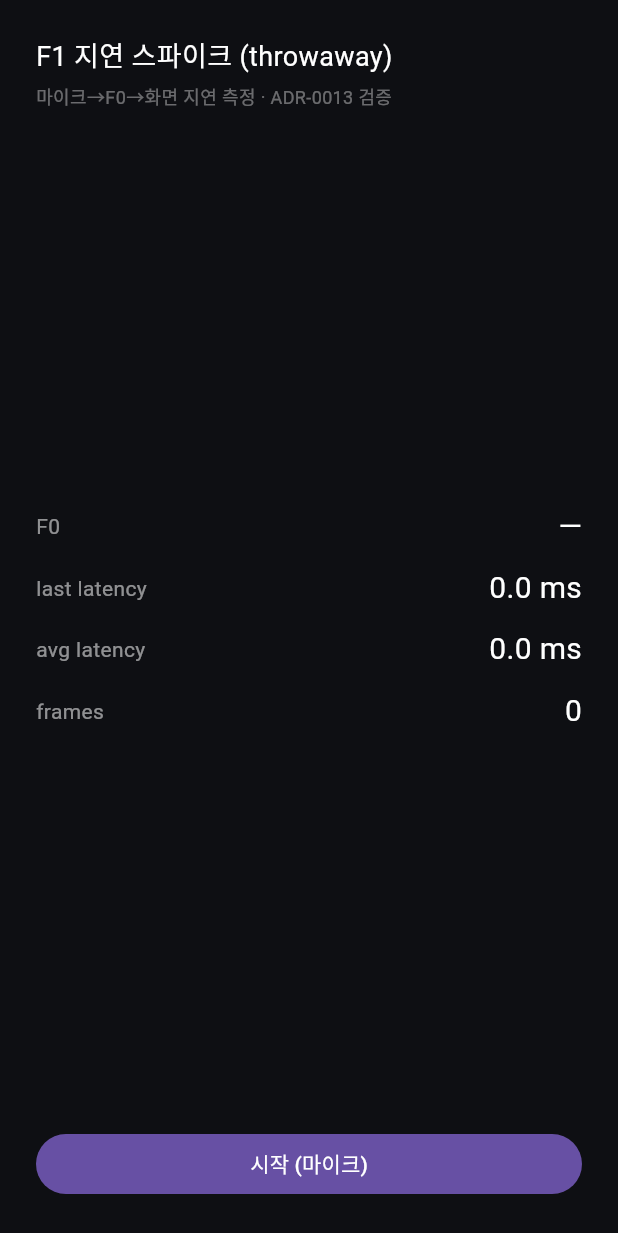
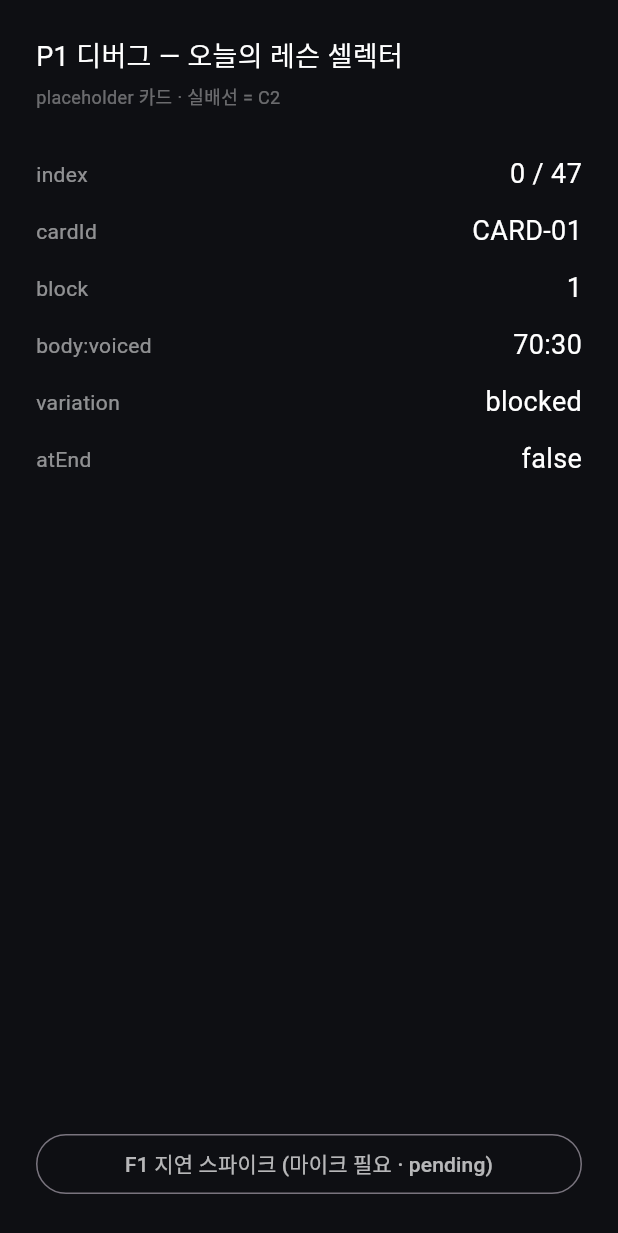
Before and after one commit to minseo2222/Vocal_Athlete, a Flutter app: the screen it shows after launch, on a phone screen of 412 x 824 dp. Shown: the top 1233 px of the screen. Run offline on Flutter 3.47's test engine with Material 3 defaults, Android fonts, the phone set to English and light mode, and no system bars; missing offline and left inert: record.

Commit message:
feat(app): P1 linear path + today-lesson selector (ADR-0015)
Pure path.dart (PathSlot/PathManifest, 5 blocks, 70:30->20:80 ratio,
blocked->variable) + progression_state.dart selector + debug hub.
Placeholder cards (real wiring = C2). analyze clean, 6 tests passing.
Issue 04 done; spike moved to lib/spike/latency_spike.dart (latency
measurement still pending — no mic).

Co-Authored-By: Claude Opus 4.7 (1M context) <noreply@anthropic.com>

```diff
--- a/app/lib/main.dart
+++ b/app/lib/main.dart
@@ -1,91 +1,31 @@
-/// F1 SPIKE — mic → naive F0 → screen latency probe.
-///
-/// Throwaway. Purpose: measure end-to-end pipeline latency on a real device
-/// to validate ADR-0013's conditional Flutter adoption (fallback = native
-/// single-platform if latency is unacceptable). NOT the real app.
-import 'dart:async';
-import 'dart:typed_data';
+/// 디버그 허브 (현 단계 throwaway). P1 경로 상태 표면 + F1 스파이크 진입.
+/// 실제 앱 UI(채택안 D)는 U1에서 본구현.
+library;
 
 import 'package:flutter/material.dart';
-import 'package:record/record.dart';
 
-import 'spike/pitch_naive.dart';
+import 'progression/progression_state.dart';
+import 'spike/latency_spike.dart';
 
-void main() => runApp(const SpikeApp());
+void main() => runApp(const DebugApp());
 
-class SpikeApp extends StatelessWidget {
-  const SpikeApp({super.key});
+class DebugApp extends StatelessWidget {
+  const DebugApp({super.key});
   @override
   Widget build(BuildContext context) => const MaterialApp(
-        title: 'F1 latency spike',
+        title: 'vocal_athlete (debug)',
         debugShowCheckedModeBanner: false,
-        home: SpikeScreen(),
+        home: DebugHome(),
       );
 }
 
-class SpikeScreen extends StatefulWidget {
-  const SpikeScreen({super.key});
-  @override
-  State<SpikeScreen> createState() => _SpikeScreenState();
-}
-
-class _SpikeScreenState extends State<SpikeScreen> {
-  final _rec = AudioRecorder();
-  StreamSubscription<Uint8List>? _sub;
-  static const _sr = 16000;
-
-  bool _running = false;
-  double? _f0;
-  double _lastMs = 0;
-  double _avgMs = 0;
-  int _frames = 0;
-
-  Future<void> _start() async {
-    if (!await _rec.hasPermission()) return;
-    final stream = await _rec.startStream(
-      const RecordConfig(
-        encoder: AudioEncoder.pcm16bits,
-        sampleRate: _sr,
-        numChannels: 1,
-      ),
-    );
-    setState(() => _running = true);
-    _sub = stream.listen((bytes) {
-      final tCapture = DateTime.now().microsecondsSinceEpoch;
-      final pcm = bytes.buffer.asInt16List();
-      final samples =
-          List<double>.generate(pcm.length, (i) => pcm[i] / 32768.0);
-      final f0 = estimateF0(samples, _sr);
-      WidgetsBinding.instance.addPostFrameCallback((_) {
-        final ms =
-            (DateTime.now().microsecondsSinceEpoch - tCapture) / 1000.0;
-        _frames++;
-        _avgMs += (ms - _avgMs) / _frames;
-        if (mounted) {
-          setState(() {
-            _f0 = f0;
-            _lastMs = ms;
-          });
-        }
-      });
-    });
-  }
-
-  Future<void> _stop() async {
-    await _sub?.cancel();
-    await _rec.stop();
-    if (mounted) setState(() => _running = false);
-  }
-
-  @override
-  void dispose() {
-    _sub?.cancel();
-    _rec.dispose();
-    super.dispose();
-  }
+class DebugHome extends StatelessWidget {
+  const DebugHome({super.key});
 
   @override
   Widget build(BuildContext context) {
+    final p = Progression.beginner();
+    final s = p.todaysLesson;
     return Scaffold(
       backgroundColor: const Color(0xFF0E0F13),
       body: SafeArea(
@@ -94,22 +34,30 @@ class _SpikeScreenState extends State<SpikeScreen> {
           child: Column(
             crossAxisAlignment: CrossAxisAlignment.start,
             children: [
-              const Text('F1 지연 스파이크 (throwaway)',
+              const Text('P1 디버그 — 오늘의 레슨 셀렉터',
                   style: TextStyle(color: Colors.white, fontSize: 18)),
               const SizedBox(height: 4),
-              const Text('마이크→F0→화면 지연 측정 · ADR-0013 검증',
+              const Text('placeholder 카드 · 실배선 = C2',
                   style: TextStyle(color: Colors.white38, fontSize: 12)),
-              const Spacer(),
-              _row('F0', _f0 == null ? '—' : '${_f0!.toStringAsFixed(1)} Hz'),
-              _row('last latency', '${_lastMs.toStringAsFixed(1)} ms'),
-              _row('avg latency', '${_avgMs.toStringAsFixed(1)} ms'),
-              _row('frames', '$_frames'),
+              const SizedBox(height: 24),
+              _row('index', '${p.currentIndex} / ${p.total - 1}'),
+              _row('cardId', s.cardId),
+              _row('block', '${s.block}'),
+              _row('body:voiced',
+                  '${(s.bodyVoicedRatio * 100).round()}:${(100 - s.bodyVoicedRatio * 100).round()}'),
+              _row('variation', s.variationLevel.name),
+              _row('atEnd', '${p.atEnd}'),
               const Spacer(),
               SizedBox(
                 width: double.infinity,
-                child: FilledButton(
-                  onPressed: _running ? _stop : _start,
-                  child: Text(_running ? '정지' : '시작 (마이크)'),
+                child: OutlinedButton(
+                  onPressed: () => Navigator.of(context).push(
+                    MaterialPageRoute<void>(
+                        builder: (_) => const LatencySpikeScreen()),
+                  ),
+                  style: OutlinedButton.styleFrom(
+                      foregroundColor: Colors.white70),
+                  child: const Text('F1 지연 스파이크 (마이크 필요 · pending)'),
                 ),
               ),
             ],
@@ -127,7 +75,7 @@ class _SpikeScreenState extends State<SpikeScreen> {
             Text(k, style: const TextStyle(color: Colors.white54)),
             Text(v,
                 style:
-                    const TextStyle(color: Colors.white, fontSize: 20)),
+                    const TextStyle(color: Colors.white, fontSize: 18)),
           ],
         ),
       );
--- /dev/null
+++ b/app/lib/progression/path.dart
@@ -0,0 +1,69 @@
+/// P1 — 단일 고정 선형 경로 (ADR-0015 PathManifest / PathSlot).
+///
+/// 순수: Flutter import 없음. 잠긴 결정 인코딩 —
+/// 단일 고정 선형(배열 순서), 5블록(ADR-0006), bodyVoicedRatio 70:30→20:80,
+/// blocked→variable variationLevel 내부 상승. 카드는 *플레이스홀더*(실배선 = C2).
+library;
+
+/// 변주 강도(경로 따라 내부 상승, 사용자 비노출).
+enum VariationLevel { blocked, lightVariable, variable }
+
+/// ADR-0015 PathSlot. LessonInstance는 런타임 도출(C2/C3) — 여기선 슬롯만.
+class PathSlot {
+  final int index; // 0-based 경로 위치
+  final String cardId; // 플레이스홀더 카드 참조 (CARD-01..CARD-13)
+  final int block; // 1..5 (설계 전용, 사용자 비노출)
+  final double bodyVoicedRatio; // 신체·호흡 비중(0.70 → 0.20)
+  final VariationLevel variationLevel;
+
+  const PathSlot({
+    required this.index,
+    required this.cardId,
+    required this.block,
+    required this.bodyVoicedRatio,
+    required this.variationLevel,
+  });
+}
+
+/// 5블록 매크로(ADR-0006). (블록, 끝슬롯index, 카드집합, 비중, 변주).
+const _blocks = <_Block>[
+  _Block(1, 8, ['CARD-01', 'CARD-02', 'CARD-03', 'CARD-04', 'CARD-05', 'CARD-13'],
+      0.70, VariationLevel.blocked),
+  _Block(2, 20, ['CARD-06', 'CARD-07'], 0.50, VariationLevel.blocked),
+  _Block(3, 30, ['CARD-08', 'CARD-09', 'CARD-13'], 0.40,
+      VariationLevel.lightVariable),
+  _Block(4, 40, ['CARD-05', 'CARD-10'], 0.30, VariationLevel.lightVariable),
+  _Block(5, 48, ['CARD-11', 'CARD-12', 'CARD-13'], 0.20,
+      VariationLevel.variable),
+];
+
+class _Block {
+  final int id;
+  final int endSlot; // 1-based 마지막 레슨 번호
+  final List<String> cards;
+  final double ratio;
+  final VariationLevel variation;
+  const _Block(this.id, this.endSlot, this.cards, this.ratio, this.variation);
+}
+
+const int pathLength = 48;
+
+/// 결정적 플레이스홀더 PathManifest 생성(실제 배선·내용은 C2/C1).
+List<PathSlot> buildPlaceholderManifest() {
+  final slots = <PathSlot>[];
+  var prevEnd = 0;
+  for (final b in _blocks) {
+    for (var lesson = prevEnd + 1; lesson <= b.endSlot; lesson++) {
+      final within = lesson - prevEnd - 1;
+      slots.add(PathSlot(
+        index: lesson - 1,
+        cardId: b.cards[within % b.cards.length],
+        block: b.id,
+        bodyVoicedRatio: b.ratio,
+        variationLevel: b.variation,
+      ));
+    }
+    prevEnd = b.endSlot;
+  }
+  return slots;
+}
--- /dev/null
+++ b/app/lib/progression/progression_state.dart
@@ -0,0 +1,28 @@
+/// P1 — 진행 상태 + "오늘의 레슨" 셀렉터 (순수, Flutter import 없음).
+///
+/// P1 범위 = 경로 + 셀렉터만. 완료→해금(advance)은 P2(별도 슬라이스).
+/// progression.py 검증 패턴의 실코드 거처.
+library;
+
+import 'path.dart';
+
+class Progression {
+  final List<PathSlot> _manifest;
+  int _currentIndex; // 0-based, 현재(오늘) 슬롯
+
+  Progression._(this._manifest, this._currentIndex);
+
+  factory Progression.beginner() =>
+      Progression._(buildPlaceholderManifest(), 0);
+
+  /// 테스트용: 임의 매니페스트/위치.
+  factory Progression.from(List<PathSlot> manifest, {int currentIndex = 0}) =>
+      Progression._(manifest, currentIndex);
+
+  int get currentIndex => _currentIndex;
+  int get total => _manifest.length;
+  bool get atEnd => _currentIndex >= _manifest.length - 1;
+
+  /// "오늘의 레슨" 셀렉터 — 현재 슬롯 반환.
+  PathSlot get todaysLesson => _manifest[_currentIndex];
+}
```
Also changed, not shown: app/lib/spike/latency_spike.dart (added, +123 -0 lines), 3 other files.
